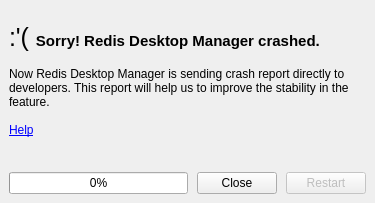
Qt form ui/CrashReporter.ui (RedisDesktop/CrashReporter) before a commit.
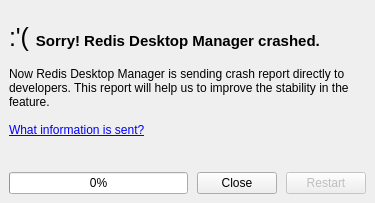
The same form after that commit.

Commit message: Change link text

Patch:
```diff
--- a/ui/CrashReporter.ui
+++ b/ui/CrashReporter.ui
@@ -69,7 +69,7 @@
        <property name="text">
         <string>&lt;html&gt;&lt;head/&gt;&lt;body&gt;
 &lt;div style=&quot;font-size: 25px; margin-bottom: 15px; &quot;&gt;:'( &lt;span style=&quot; font-weight:600; font-size: 15px;&quot;&gt;Sorry! Redis Desktop Manager crashed.&lt;/span&gt; &lt;/div&gt;
-&lt;div&gt; Now Redis Desktop Manager is sending crash report directly to developers. This report will help us to improve the stability in the feature.&lt;/div&gt;&lt;br&gt;&lt;br&gt;&lt;a href=&quot;https://oops.redisdesktop.com/help&quot;&gt;Help&lt;/a&gt;
+&lt;div&gt; Now Redis Desktop Manager is sending crash report directly to developers. This report will help us to improve the stability in the feature.&lt;/div&gt;&lt;br&gt;&lt;br&gt;&lt;a href=&quot;https://oops.redisdesktop.com/help&quot;&gt;What information is sent?&lt;/a&gt;
 &lt;/body&gt;&lt;/html&gt;</string>
        </property>
        <property name="textFormat">
```
